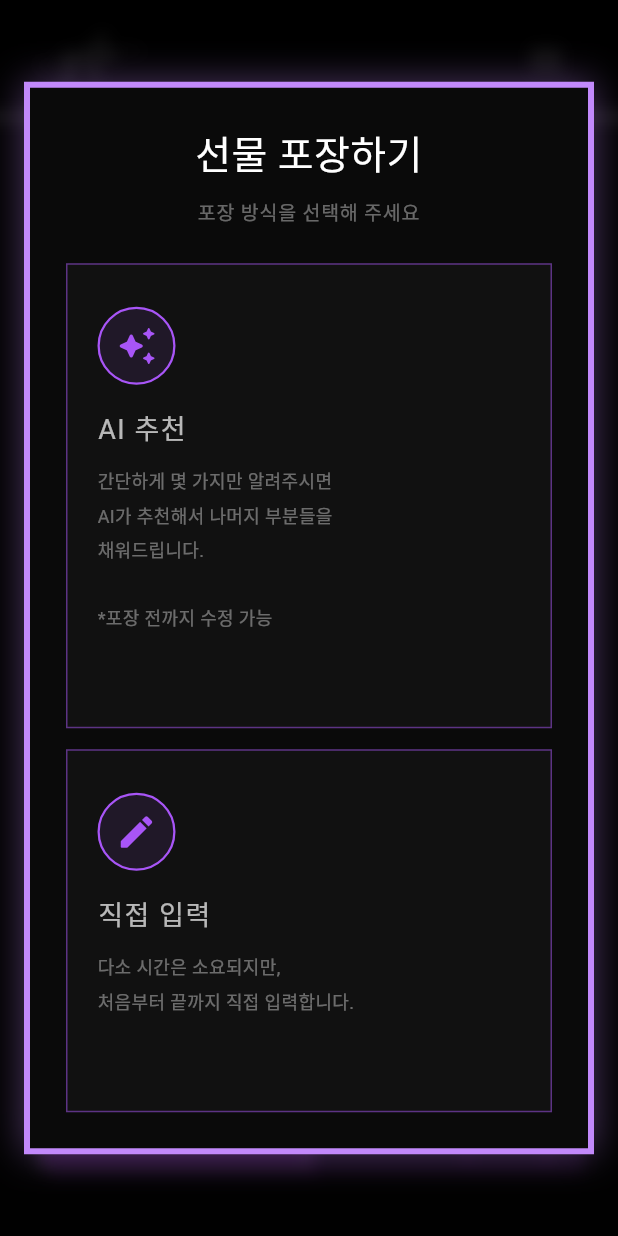
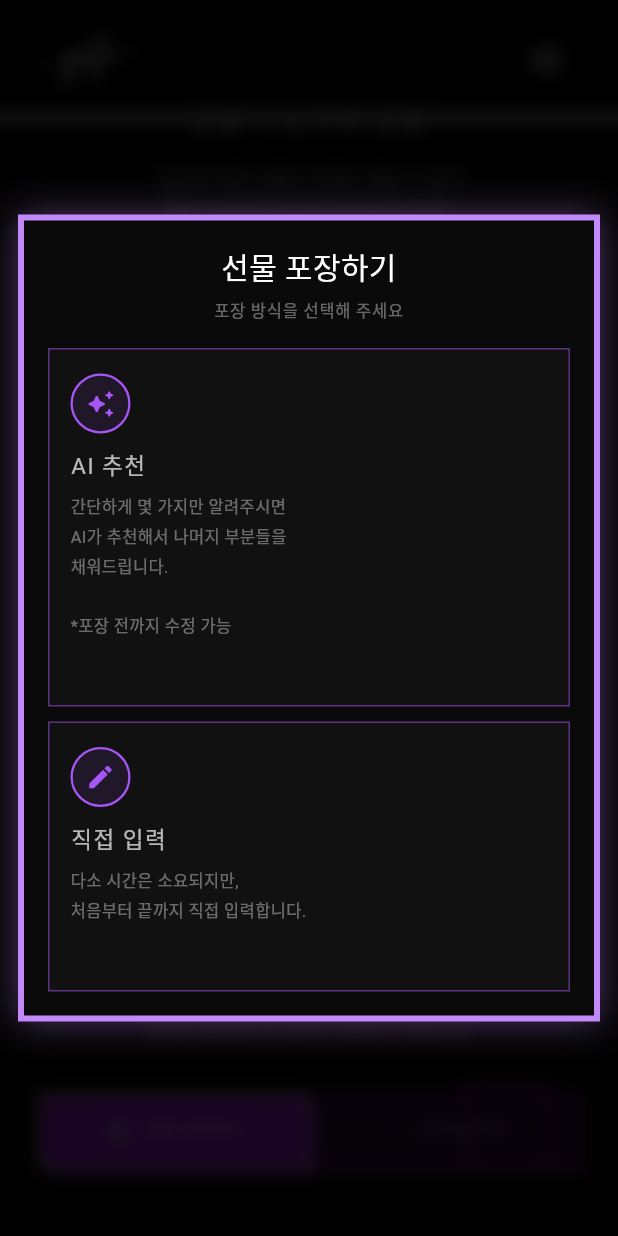
Before and after one commit to Team-gifo/gifo-front, a Flutter app: the screen it shows after launch, scrolled down 3456 dp, after a tap on "선물 포장하기", on a phone screen of 412 x 824 dp. Run offline on Flutter 3.47's test engine with Material 3 defaults, Android fonts, the phone set to English and light mode, and no system bars; our stand-ins replace confetti, dio, equatable, flutter_bloc, flutter_dotenv, flutter_svg and 8 more; generated files the repository leaves out were written again; Roboto replaces fonts that are missing (PFStardustS, WantedSans).

Commit message:
feat: #29 모바일 웹 터치 스크롤 지원
- 선물 포장하기 modal 크기 조정

```diff
--- a/lib/features/home/presentation/views/gift_mode_modal.dart
+++ b/lib/features/home/presentation/views/gift_mode_modal.dart
@@ -67,8 +67,13 @@ class _GiftModeModalState extends State<GiftModeModal>
   @override
   Widget build(BuildContext context) {
     final double screenWidth = MediaQuery.of(context).size.width;
+    final double screenHeight = MediaQuery.of(context).size.height;
+
     final bool isMobile = screenWidth < AppBreakpoints.mobile;
     final bool isDesktop = screenWidth >= AppBreakpoints.tablet;
+
+    // 모바일 화면 잘림 방지: 화면 높이의 85%를 최대 높이로 제한
+    final double maxHeight = screenHeight * 0.85;
 
     return AnimatedBuilder(
       animation: _glowController,
@@ -78,8 +83,10 @@ class _GiftModeModalState extends State<GiftModeModal>
           // 데스크톱은 최대 너비 제한, 모바일은 full
           constraints: BoxConstraints(
             maxWidth: isDesktop ? 640 : double.infinity,
+            // 모달 내용이 화면 높이를 넘지 않도록 제한
+            maxHeight: maxHeight,
           ),
-          padding: EdgeInsets.all(isMobile ? 24.0 : 36.0),
+          padding: EdgeInsets.all(isMobile ? 16.0 : 36.0),
           decoration: BoxDecoration(
             color: AppColors.darkBg,
             border: Border.all(
@@ -95,40 +102,42 @@ class _GiftModeModalState extends State<GiftModeModal>
               ),
             ],
           ),
+          // 내용이 maxHeight를 초과할 경우 스크롤 가능하게 처리
+          child: SingleChildScrollView(
             child: Column(
               mainAxisSize: MainAxisSize.min,
               children: [
                 // 타이틀 영역
-              const Text(
+                Text(
                   '선물 포장하기',
                   textAlign: TextAlign.center,
                   style: TextStyle(
                     fontFamily: 'PFStardustS',
-                  fontSize: 26,
+                    fontSize: isMobile ? 20 : 26,
                     height: 1.5,
                     color: Colors.white,
                   ),
                 ),
-              const SizedBox(height: 8),
+                SizedBox(height: isMobile ? 4 : 8),
                 // 서브 설명 텍스트
                 Text(
                   '포장 방식을 선택해 주세요',
                   textAlign: TextAlign.center,
                   style: TextStyle(
                     fontFamily: 'WantedSans',
-                  fontSize: isMobile ? 13 : 15,
+                    fontSize: isMobile ? 11 : 15,
                     color: Colors.white38,
                     letterSpacing: 0.5,
                   ),
                 ),
-              SizedBox(height: isMobile ? 24 : 32),
-              // 카드 영역: 모바일/태블릿 → 세로 배치, 데스크톱 → 가로 배치
+                SizedBox(height: isMobile ? 16 : 32),
+                // 카드 영역: 모바일/태블릿 -> 세로 배치, 데스크톱 -> 가로 배치
                 if (!isDesktop)
                   Column(
                     crossAxisAlignment: CrossAxisAlignment.stretch,
                     children: [
                       _buildAiCard(context, isMobile),
-                    const SizedBox(height: 14),
+                      SizedBox(height: isMobile ? 10 : 14),
                       _buildManualCard(context, isMobile),
                     ],
                   )
@@ -144,6 +153,7 @@ class _GiftModeModalState extends State<GiftModeModal>
                     ),
                   ),
               ],
+            ),
           ),
         );
       },
@@ -161,8 +171,9 @@ class _GiftModeModalState extends State<GiftModeModal>
         child: AnimatedContainer(
           duration: const Duration(milliseconds: 200),
           padding: EdgeInsets.symmetric(
-            horizontal: isMobile ? 20 : 28,
-            vertical: isMobile ? 28 : 40,
+            // 모바일에서 카드 내부 여백을 줄여 세로 공간 절약
+            horizontal: isMobile ? 14 : 28,
+            vertical: isMobile ? 16 : 40,
           ),
           decoration: BoxDecoration(
             color: _isAiHovered
@@ -187,11 +198,12 @@ class _GiftModeModalState extends State<GiftModeModal>
             mainAxisAlignment: MainAxisAlignment.start,
             crossAxisAlignment: CrossAxisAlignment.start,
             children: [
-              // AI 아이콘 (자동완성/마법봉 느낌)
+              // AI 아이콘
               AnimatedContainer(
                 duration: const Duration(milliseconds: 200),
-                width: isMobile ? 52 : 68,
-                height: isMobile ? 52 : 68,
+                // 모바일에서 아이콘 컨테이너 크기 축소
+                width: isMobile ? 40 : 68,
+                height: isMobile ? 40 : 68,
                 decoration: BoxDecoration(
                   color: _isAiHovered
                       ? AppColors.neonPurple.withValues(alpha: 0.2)
@@ -209,33 +221,33 @@ class _GiftModeModalState extends State<GiftModeModal>
                   color: _isAiHovered
                       ? AppColors.neonPurple
                       : AppColors.pixelPurple,
-                  size: isMobile ? 28 : 36,
+                  size: isMobile ? 20 : 36,
                 ),
               ),
-              SizedBox(height: isMobile ? 16 : 24),
+              SizedBox(height: isMobile ? 10 : 24),
               // 카드 타이틀
               Text(
                 'AI 추천',
                 style: TextStyle(
                   fontFamily: 'PFStardustS',
-                  fontSize: isMobile ? 18 : 22,
+                  fontSize: isMobile ? 15 : 22,
                   color: _isAiHovered ? Colors.white : Colors.white70,
                   letterSpacing: 1.0,
                 ),
               ),
-              SizedBox(height: isMobile ? 10 : 14),
+              SizedBox(height: isMobile ? 6 : 14),
               // 카드 설명
               Text(
                 '간단하게 몇 가지만 알려주시면\nAI가 추천해서 나머지 부분들을\n채워드립니다.\n\n*포장 전까지 수정 가능',
                 textAlign: TextAlign.start,
                 style: TextStyle(
                   fontFamily: 'WantedSans',
-                  fontSize: isMobile ? 12 : 13,
+                  fontSize: isMobile ? 11 : 13,
                   color: Colors.white38,
-                  height: 1.8,
+                  height: 1.7,
                 ),
               ),
-              SizedBox(height: isMobile ? 16 : 24),
+              SizedBox(height: isMobile ? 10 : 24),
               // 선택 방향 화살표 힌트 (호버 시 노출)
               AnimatedOpacity(
                 opacity: _isAiHovered ? 1.0 : 0.0,
@@ -256,7 +268,7 @@ class _GiftModeModalState extends State<GiftModeModal>
                     Icon(
                       Icons.arrow_forward_rounded,
                       color: AppColors.neonPurple,
-                      size: isMobile ? 14 : 16,
+                      size: isMobile ? 13 : 16,
                     ),
                   ],
                 ),
@@ -279,8 +291,8 @@ class _GiftModeModalState extends State<GiftModeModal>
         child: AnimatedContainer(
           duration: const Duration(milliseconds: 200),
           padding: EdgeInsets.symmetric(
-            horizontal: isMobile ? 20 : 28,
-            vertical: isMobile ? 28 : 40,
+            horizontal: isMobile ? 14 : 28,
+            vertical: isMobile ? 16 : 40,
           ),
           decoration: BoxDecoration(
             color: _isManualHovered
@@ -308,8 +320,8 @@ class _GiftModeModalState extends State<GiftModeModal>
               // 직접 입력 아이콘 (연필)
               AnimatedContainer(
                 duration: const Duration(milliseconds: 200),
-                width: isMobile ? 52 : 68,
-                height: isMobile ? 52 : 68,
+                width: isMobile ? 40 : 68,
+                height: isMobile ? 40 : 68,
                 decoration: BoxDecoration(
                   color: _isManualHovered
                       ? AppColors.neonBlue.withValues(alpha: 0.15)
@@ -327,33 +339,33 @@ class _GiftModeModalState extends State<GiftModeModal>
                   color: _isManualHovered
                       ? AppColors.neonBlue
                       : AppColors.pixelPurple,
-                  size: isMobile ? 28 : 36,
+                  size: isMobile ? 20 : 36,
                 ),
               ),
-              SizedBox(height: isMobile ? 16 : 24),
+              SizedBox(height: isMobile ? 10 : 24),
               // 카드 타이틀
               Text(
                 '직접 입력',
                 style: TextStyle(
                   fontFamily: 'PFStardustS',
-                  fontSize: isMobile ? 18 : 22,
+                  fontSize: isMobile ? 15 : 22,
                   color: _isManualHovered ? Colors.white : Colors.white70,
                   letterSpacing: 1.0,
                 ),
               ),
-              SizedBox(height: isMobile ? 10 : 14),
+              SizedBox(height: isMobile ? 6 : 14),
               // 카드 설명
               Text(
                 '다소 시간은 소요되지만,\n처음부터 끝까지 직접 입력합니다.',
                 textAlign: TextAlign.start,
                 style: TextStyle(
                   fontFamily: 'WantedSans',
-                  fontSize: isMobile ? 12 : 13,
+                  fontSize: isMobile ? 11 : 13,
                   color: Colors.white38,
-                  height: 1.8,
+                  height: 1.7,
                 ),
               ),
-              SizedBox(height: isMobile ? 16 : 24),
+              SizedBox(height: isMobile ? 10 : 24),
               // 선택 방향 화살표 힌트 (호버 시 노출)
               AnimatedOpacity(
                 opacity: _isManualHovered ? 1.0 : 0.0,
@@ -374,7 +386,7 @@ class _GiftModeModalState extends State<GiftModeModal>
                     Icon(
                       Icons.arrow_forward_rounded,
                       color: AppColors.neonBlue,
-                      size: isMobile ? 14 : 16,
+                      size: isMobile ? 13 : 16,
                     ),
                   ],
                 ),
--- a/lib/features/home/presentation/views/home_view.dart
+++ b/lib/features/home/presentation/views/home_view.dart
@@ -130,7 +130,7 @@ class _HomeViewState extends State<HomeView>
     );
   }
 
-  // 마우스 휠 이벤트: 섹션 단위 이동
+  // 마우스 휠 이벤트: 섹션 단위 이동 (데스크톱)
   void _handlePointerSignal(PointerSignalEvent event) {
     if (event is! PointerScrollEvent) return;
     if (_isScrolling) return;
@@ -153,6 +153,31 @@ class _HomeViewState extends State<HomeView>
     }
   }
 
+  // 터치 스와이프 종료: 속도 기반으로 수직 방향 판단 후 섹션 이동 (모바일 웹)
+  void _handleTouchEnd(DragEndDetails details) {
+    if (_isScrolling) return;
+    // primaryVelocity: 위로 스와이프 시 음수, 아래로 스와이프 시 양수
+    final double? velocity = details.primaryVelocity;
+    if (velocity == null) return;
+
+    // 충분한 속도(300)가 있을 때만 섹션 이동 (오작동 방지)
+    if (velocity < -300) {
+      // 위로 스와이프 -> 다음 섹션
+      final next = math.min(_currentSection + 1, _sectionKeys.length - 1);
+      if (next != _currentSection) {
+        setState(() => _currentSection = next);
+        _scrollToSection(next);
+      }
+    } else if (velocity > 300) {
+      // 아래로 스와이프 -> 이전 섹션
+      final prev = math.max(_currentSection - 1, 0);
+      if (prev != _currentSection) {
+        setState(() => _currentSection = prev);
+        _scrollToSection(prev);
+      }
+    }
+  }
+
   void _showInviteModal(BuildContext context) {
     showDialog(
       context: context,
@@ -172,16 +197,22 @@ class _HomeViewState extends State<HomeView>
 
   // 선물 포장하기 모드 선택 모달 표시
   void _showGiftModeModal(BuildContext context) {
+    final double screenWidth = MediaQuery.of(context).size.width;
+    final bool isMobileModal = screenWidth < AppBreakpoints.mobile;
+
     showDialog(
       context: context,
       barrierColor: Colors.black87,
       builder: (context) {
         return BackdropFilter(
           filter: ImageFilter.blur(sigmaX: 5, sigmaY: 5),
-          child: const Dialog(
+          child: Dialog(
             backgroundColor: Colors.transparent,
-            insetPadding: EdgeInsets.symmetric(horizontal: 16),
-            child: GiftModeModal(),
+            // 모바일에서는 좌우 여백을 최소화하여 모달 너비를 최대한 확보
+            insetPadding: isMobileModal
+                ? const EdgeInsets.symmetric(horizontal: 12, vertical: 24)
+                : const EdgeInsets.symmetric(horizontal: 16, vertical: 24),
+            child: const GiftModeModal(),
           ),
         );
       },
@@ -386,14 +417,16 @@ class _HomeViewState extends State<HomeView>
               child: CustomPaint(painter: GridBackgroundPainter()),
             ),
 
-            // 마우스 휠 이벤트 감지 (데스크톱)
-            Listener(
-              onPointerSignal: _handlePointerSignal,
-              child: SingleChildScrollView(
-                controller: _scrollController,
-                // 마우스 휠의 기본 스크롤을 막고, 섹션 단위로만 동작
-                physics: const NeverScrollableScrollPhysics(),
-                child: Column(
+            // 마우스 휠(데스크톱) 및 터치 스와이프(모바일 웹) 이벤트 감지
+            GestureDetector(
+              onVerticalDragEnd: _handleTouchEnd,
+              child: Listener(
+                onPointerSignal: _handlePointerSignal,
+                child: SingleChildScrollView(
+                  controller: _scrollController,
+                  // 기본 스크롤을 막고 섹션 단위 이동만 허용
+                  physics: const NeverScrollableScrollPhysics(),
+                  child: Column(
                   children: [
                     // ---- 1. 메인 히어로 섹션 ----
                     Container(
@@ -979,6 +1012,7 @@ class _HomeViewState extends State<HomeView>
                 ),
               ),
             ),
+          ),
           ],
         ),
       ),
```
Lines whose indentation alone changed are shown as unchanged.
